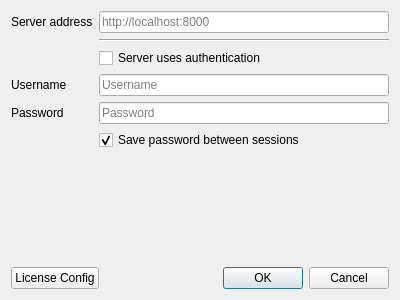
aotuai/brainframe-qt, file brainframe_qt/ui/dialogs/server_configuration/server_configuration.ui: the form before one commit.
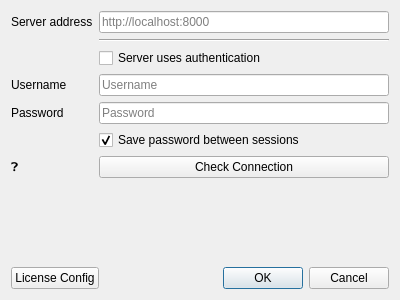
The form after the commit.

Commit message: Finishing touches on license dialog

```diff
--- a/brainframe_qt/ui/dialogs/server_configuration/server_configuration.ui
+++ b/brainframe_qt/ui/dialogs/server_configuration/server_configuration.ui
@@ -97,6 +97,27 @@
        </property>
       </widget>
      </item>
+     <item row="6" column="0">
+      <widget class="QLabel" name="connection_status_label">
+       <property name="text">
+        <string notr="true">❓</string>
+       </property>
+      </widget>
+     </item>
+     <item row="6" column="1">
+      <widget class="QPushButton" name="check_connection_button">
+       <property name="text">
+        <string>Check Connection</string>
+       </property>
+      </widget>
+     </item>
+     <item row="7" column="1">
+      <widget class="QLabel" name="connection_report_label">
+       <property name="text">
+        <string/>
+       </property>
+      </widget>
+     </item>
     </layout>
    </item>
    <item>
```
The commit also changes 7 other files.
